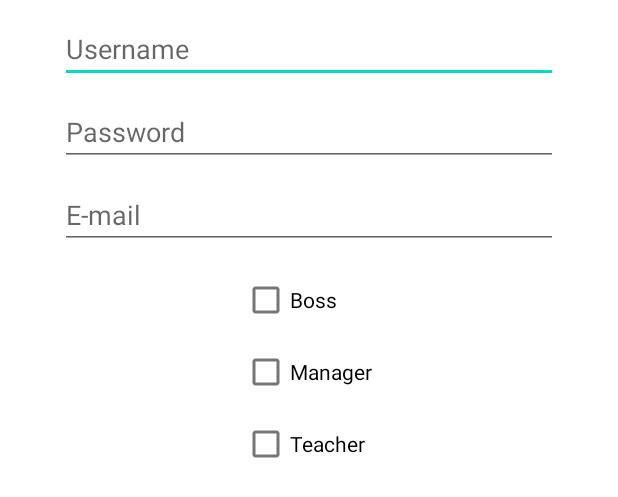
After one commit to Jarenass97/DesafioInventario, an Android app: the layout usuarios_modifier.xml on its own in the app's theme, with its tools: preview values and no code run, on a phone screen of 412 x 824 dp. The commit adds this screen. Shown: the top 497 px of the screen. Run offline under Robolectric (Android 15) with nearby library versions, the phone set to English and light mode, and no system bars.

Commit message:
Modificación de usuarios por administrador

```diff
--- /dev/null
+++ b/DesafioInventario/app/src/main/res/layout/usuarios_modifier.xml
@@ -0,0 +1,93 @@
+<?xml version="1.0" encoding="utf-8"?>
+<androidx.constraintlayout.widget.ConstraintLayout xmlns:android="http://schemas.android.com/apk/res/android"
+    xmlns:app="http://schemas.android.com/apk/res-auto"
+    xmlns:tools="http://schemas.android.com/tools"
+    android:layout_width="match_parent"
+    android:layout_height="wrap_content">
+
+    <EditText
+        android:id="@+id/edUsernameModifier"
+        style="@style/EntradasLogin"
+        android:layout_width="match_parent"
+        android:layout_height="wrap_content"
+        android:layout_marginTop="10dp"
+        android:ems="10"
+        android:hint="@string/strUsuario"
+        android:inputType="textPersonName"
+        app:layout_constraintBottom_toBottomOf="parent"
+        app:layout_constraintEnd_toEndOf="parent"
+        app:layout_constraintHorizontal_bias="0.387"
+        app:layout_constraintStart_toStartOf="parent"
+        app:layout_constraintTop_toTopOf="parent"
+        app:layout_constraintVertical_bias="0.0" />
+
+    <EditText
+        android:id="@+id/edPassModifier"
+        style="@style/EntradasLogin"
+        android:layout_width="match_parent"
+        android:layout_height="wrap_content"
+        android:layout_marginTop="10dp"
+        android:ems="10"
+        android:hint="@string/strPasswd"
+        android:inputType="textPersonName"
+        app:layout_constraintBottom_toBottomOf="parent"
+        app:layout_constraintEnd_toEndOf="parent"
+        app:layout_constraintHorizontal_bias="0.497"
+        app:layout_constraintStart_toStartOf="parent"
+        app:layout_constraintTop_toBottomOf="@+id/edUsernameModifier"
+        app:layout_constraintVertical_bias="0.0" />
+
+    <EditText
+        android:id="@+id/edEmailModifier"
+        style="@style/EntradasLogin"
+        android:layout_width="match_parent"
+        android:layout_height="wrap_content"
+        android:layout_marginTop="10dp"
+        android:ems="10"
+        android:hint="@string/strEmail"
+        android:inputType="textEmailAddress|textEmailSubject"
+        app:layout_constraintBottom_toBottomOf="parent"
+        app:layout_constraintEnd_toEndOf="parent"
+        app:layout_constraintStart_toStartOf="parent"
+        app:layout_constraintTop_toBottomOf="@+id/edPassModifier"
+        app:layout_constraintVertical_bias="0.0" />
+
+    <CheckBox
+        android:id="@+id/ckbEncargadoModifier"
+        android:layout_width="wrap_content"
+        android:layout_height="wrap_content"
+        android:text="@string/strEncargado"
+        app:layout_constraintBottom_toBottomOf="parent"
+        app:layout_constraintEnd_toEndOf="parent"
+        app:layout_constraintHorizontal_bias="0.0"
+        app:layout_constraintStart_toStartOf="@+id/ckbJefeModifier"
+        app:layout_constraintTop_toBottomOf="@+id/ckbJefeModifier"
+        app:layout_constraintVertical_bias="0.0" />
+
+    <CheckBox
+        android:id="@+id/ckbJefeModifier"
+        android:layout_width="wrap_content"
+        android:layout_height="wrap_content"
+        android:layout_marginTop="10dp"
+        android:text="@string/strJefe"
+        app:layout_constraintBottom_toBottomOf="parent"
+        app:layout_constraintEnd_toEndOf="@+id/edEmailModifier"
+        app:layout_constraintHorizontal_bias="0.451"
+        app:layout_constraintStart_toStartOf="@+id/edEmailModifier"
+        app:layout_constraintTop_toBottomOf="@+id/edEmailModifier"
+        app:layout_constraintVertical_bias="0.0" />
+
+    <CheckBox
+        android:id="@+id/ckbProfesorModifier"
+        android:layout_width="wrap_content"
+        android:layout_height="wrap_content"
+        android:layout_marginBottom="10dp"
+        android:text="@string/strProfesor"
+        app:layout_constraintBottom_toBottomOf="parent"
+        app:layout_constraintEnd_toEndOf="parent"
+        app:layout_constraintHorizontal_bias="0.0"
+        app:layout_constraintStart_toStartOf="@+id/ckbJefeModifier"
+        app:layout_constraintTop_toBottomOf="@+id/ckbEncargadoModifier"
+        app:layout_constraintVertical_bias="0.0" />
+
+</androidx.constraintlayout.widget.ConstraintLayout>
--- a/DesafioInventario/app/src/main/res/values/strings.xml
+++ b/DesafioInventario/app/src/main/res/values/strings.xml
@@ -38,4 +38,5 @@
     <string name="menu_perfil">Profile</string>
     <string name="strTituloModAula">Modify classroom</string>
     <string name="menu_usuarios">Manage users</string>
+    <string name="strTituloModUser">Modify user</string>
 </resources>
```
Also changed, not shown: DesafioInventario/app/src/main/java/adapters/UsuariosAdapter.kt (+112 -1 lines), 4 other files.
